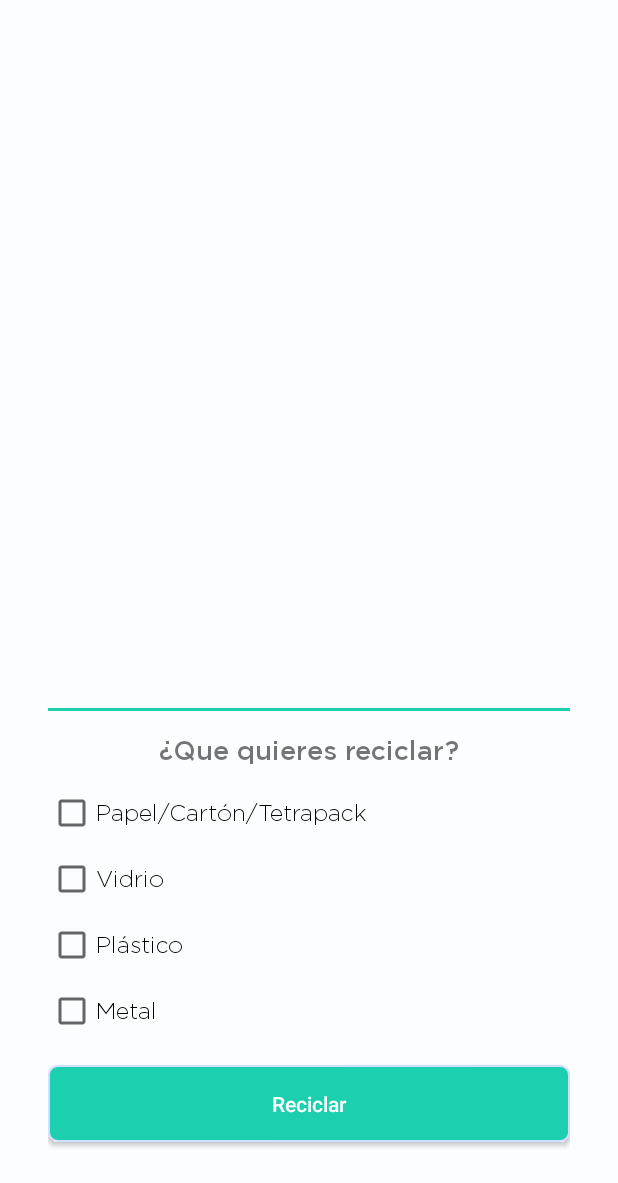
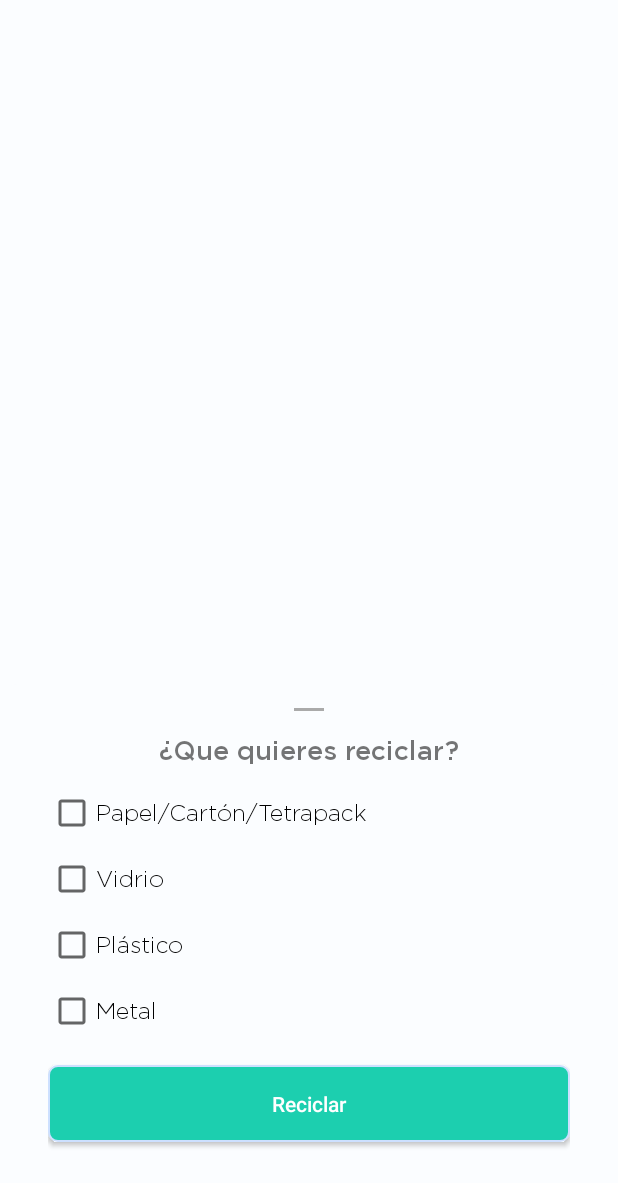
Before and after one commit to doapps/ecolec-android, an Android app: the MapsActivity screen opened directly, with no data from a screen before it, on a phone screen of 412 x 824 dp, the part 53-1236 px from its top. Run offline under Robolectric (Android 15) with nearby library versions, the phone set to English and light mode, and no system bars; libraries missing offline, so code that uses them is left out: io.nlopez.smartlocation, pub.devrel.easypermissions; 1 statement that could not run was skipped.

Commit message:
Fix code

```diff
--- a/app/src/main/java/com/ecolec/cliente/MainActivity.kt
+++ b/app/src/main/java/com/ecolec/cliente/MainActivity.kt
@@ -24,7 +24,6 @@ class MainActivity : AppCompatActivity() {
 
     private val signIn = ConfigRetrofit.instance()
     val body = JsonObject()
-
 
     override fun onCreate(savedInstanceState: Bundle?) {
         super.onCreate(savedInstanceState)
@@ -72,7 +71,5 @@ class MainActivity : AppCompatActivity() {
             }
         }
 
-
-
     }
 }
--- a/app/src/main/java/com/ecolec/cliente/SplashActivity.kt
+++ b/app/src/main/java/com/ecolec/cliente/SplashActivity.kt
@@ -19,8 +19,10 @@ class SplashActivity : AppCompatActivity() {
         Handler().postDelayed({
             if (instancePreference.nameUser == "") {
                 startActivity(Intent(this, MainActivity::class.java))
+                finish()
             } else {
                 startActivity(Intent(this, HomeActivity::class.java))
+                finish()
             }
         }, Setting.time_splash_screen)
     }
--- a/app/src/main/java/com/ecolec/cliente/retrofit/ApiRetrofit.kt
+++ b/app/src/main/java/com/ecolec/cliente/retrofit/ApiRetrofit.kt
@@ -1,7 +1,6 @@
 package com.ecolec.cliente.retrofit
 
 import com.ecolec.cliente.model.Recolector
-import com.google.gson.JsonArray
 import com.google.gson.JsonObject
 import retrofit2.Call
 import retrofit2.http.Body
--- a/app/src/main/java/com/ecolec/cliente/retrofit/ConvertRetrofit.kt
+++ b/app/src/main/java/com/ecolec/cliente/retrofit/ConvertRetrofit.kt
@@ -11,7 +11,5 @@ class ConvertRetrofit {
             val activeNetwork = connectivityManager!!.activeNetworkInfo
             return activeNetwork != null && activeNetwork.isConnected
         }
-
-
     }
 }
--- a/app/src/main/res/layout/bottom_sheet_map.xml
+++ b/app/src/main/res/layout/bottom_sheet_map.xml
@@ -25,10 +25,11 @@
         app:layout_constraintTop_toTopOf="parent">
 
         <View
-            android:layout_width="match_parent"
+            android:layout_width="20dp"
+            android:layout_gravity="center"
             android:layout_height="2dp"
             android:layout_marginTop="16dp"
-            android:background="@color/colorAccent" />
+            android:background="@android:color/darker_gray" />
 
         <TextView
             android:layout_width="match_parent"
```
